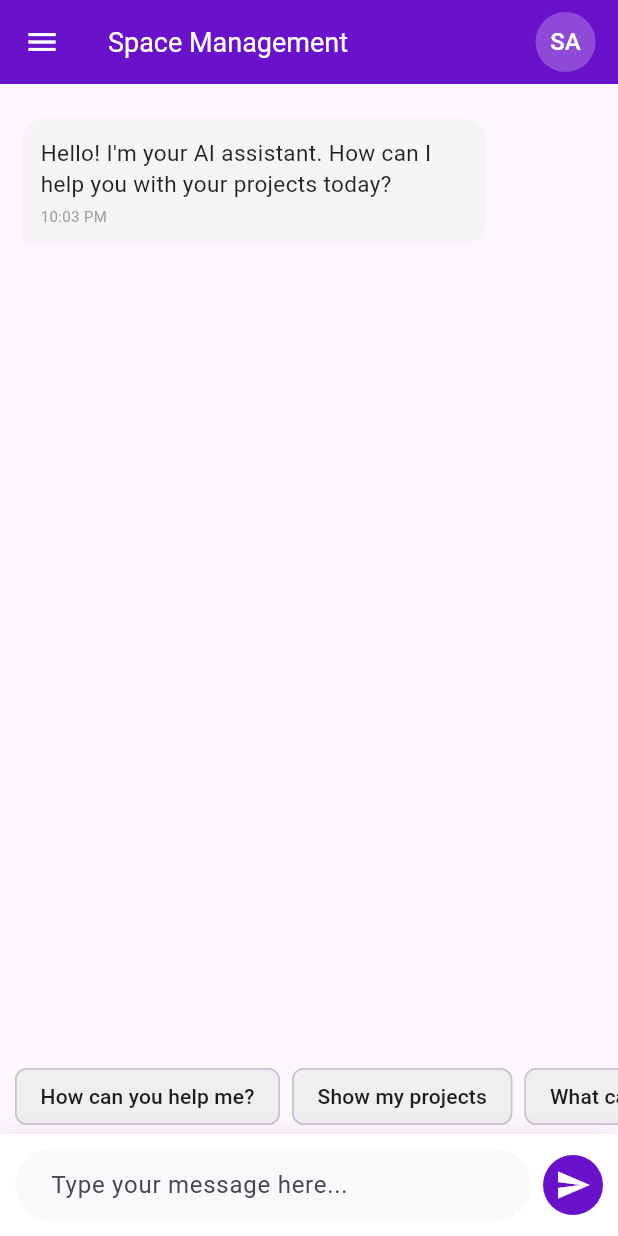
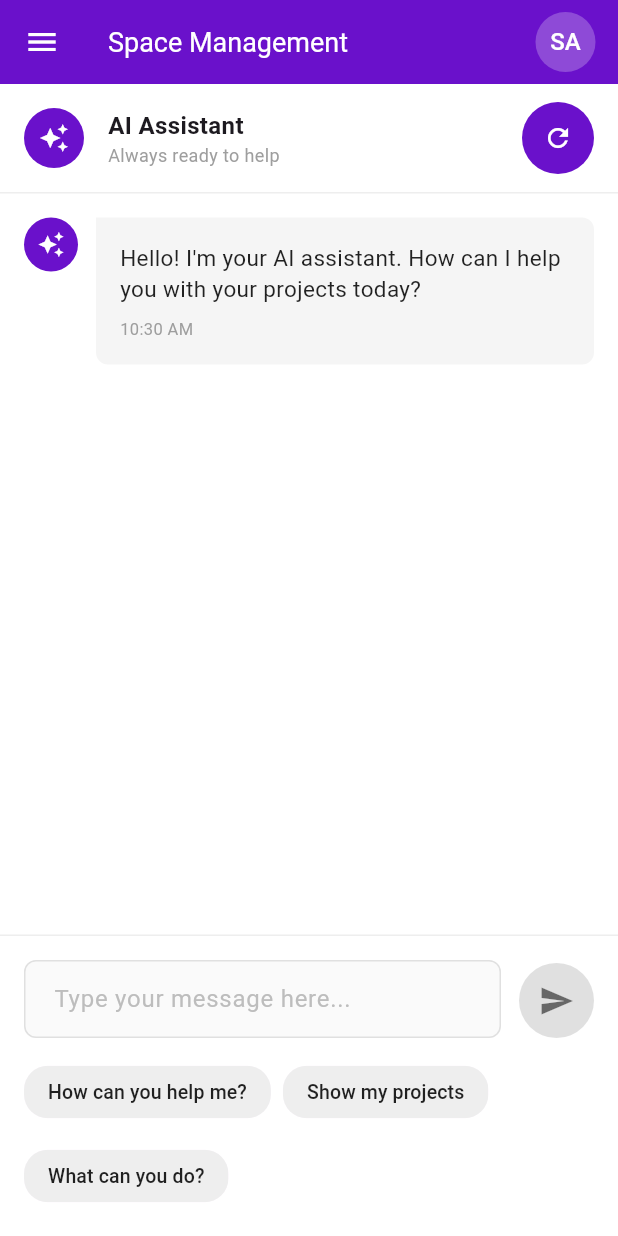
Before and after one commit to software-project-5-6/mobile, a Flutter app: the DashboardScreen screen opened directly, on a phone screen of 412 x 824 dp. Run offline on Flutter 3.47's test engine with Material 3 defaults, Android fonts, the phone set to English and light mode, and no system bars; our stand-ins replace file_picker, open_file; missing offline and left inert: amplify_auth_cognito, amplify_flutter; network calls fail.

Commit message:
Add AI Assistant feature

```diff
--- /dev/null
+++ b/lib/screens/ai_assistant_screen.dart
@@ -0,0 +1,448 @@
+import 'package:flutter/material.dart';
+import '../../services/project_service.dart';
+import '../../services/chat_service.dart';
+
+class AIAssistantScreen extends StatefulWidget {
+  const AIAssistantScreen({super.key});
+
+  @override
+  State<AIAssistantScreen> createState() => _AIAssistantScreenState();
+}
+
+class _AIAssistantScreenState extends State<AIAssistantScreen> {
+  final TextEditingController _messageController = TextEditingController();
+  final ScrollController _scrollController = ScrollController();
+  final FocusNode _focusNode = FocusNode();
+
+  // API Services
+  final ProjectService _projectService = ProjectService();
+  final ChatService _chatService = ChatService();
+
+  bool _isSending = false;
+  bool _isLoadingProjects = true;
+  String? _error;
+
+  // Project State
+  List<dynamic> _projects = [];
+  String? _selectedProjectId;
+
+  // Messages State
+  List<Map<String, dynamic>> _messages = [];
+
+  // Theme Colors matching your frontend gradients.primary
+  final Color primaryColor = const Color(0xFF6A11CB);
+
+  @override
+  void initState() {
+    super.initState();
+    _initChat();
+    _fetchProjects();
+  }
+
+  @override
+  void dispose() {
+    _messageController.dispose();
+    _scrollController.dispose();
+    _focusNode.dispose();
+    super.dispose();
+  }
+
+  void _initChat() {
+    setState(() {
+      _messages = [
+        {
+          "isUser": false,
+          "text": "Hello! I'm your AI assistant. How can I help you with your projects today?",
+          "time": DateTime.now(),
+        }
+      ];
+    });
+  }
+
+  Future<void> _fetchProjects() async {
+    try {
+      setState(() {
+        _isLoadingProjects = true;
+        _error = null;
+      });
+
+      final data = await _projectService.getAllProjects();
+
+      setState(() {
+        _projects = data;
+        // Leaving _selectedProjectId as null so "Current Project" placeholder shows
+        _selectedProjectId = null;
+        _isLoadingProjects = false;
+      });
+    } catch (e) {
+      setState(() {
+        _error = "Failed to load projects. Please try again later.";
+        _isLoadingProjects = false;
+      });
+    }
+  }
+
+  void _scrollToBottom() {
+    WidgetsBinding.instance.addPostFrameCallback((_) {
+      if (_scrollController.hasClients) {
+        _scrollController.animateTo(
+          _scrollController.position.maxScrollExtent,
+          duration: const Duration(milliseconds: 300),
+          curve: Curves.easeOut,
+        );
+      }
+    });
+  }
+
+  Future<void> _handleSendMessage([String? predefinedText]) async {
+    final text = predefinedText ?? _messageController.text.trim();
+    if (text.isEmpty || _isSending) return;
+
+    if (_selectedProjectId == null) {
+      setState(() => _error = "Please select a Current Project from the dropdown first.");
+      return;
+    }
+
+    setState(() {
+      _error = null;
+      _messages.add({
+        "isUser": true,
+        "text": text,
+        "time": DateTime.now(),
+      });
+      _isSending = true;
+      if (predefinedText == null) _messageController.clear();
+    });
+
+    _scrollToBottom();
+
+    try {
+      final response = await _chatService.askProject(
+        _selectedProjectId!,
+        {"question": text}
+      );
+
+      setState(() {
+        _messages.add({
+          "isUser": false,
+          "text": response['answer'] ?? "I couldn't process that. Please try again.",
+          "time": DateTime.now(),
+        });
+      });
+    } catch (e) {
+      setState(() => _error = "Failed to get AI response");
+    } finally {
+      setState(() => _isSending = false);
+      _scrollToBottom();
+    }
+  }
+
+  @override
+  Widget build(BuildContext context) {
+    return Scaffold(
+      backgroundColor: Colors.white,
+      body: Column(
+        children: [
+          _buildHeader(),
+          if (_error != null) _buildErrorBar(),
+          Expanded(
+            child: _isLoadingProjects
+                ? Center(child: CircularProgressIndicator(color: primaryColor))
+                : _buildMessageList(),
+          ),
+          if (_isSending) _buildTypingIndicator(),
+          _buildBottomInputArea(),
+        ],
+      ),
+    );
+  }
+
+  // --- 1. HEADER (Matches MUI Header) ---
+  Widget _buildHeader() {
+    return Container(
+      padding: const EdgeInsets.symmetric(horizontal: 16, vertical: 12),
+      decoration: BoxDecoration(
+        color: Colors.white,
+        border: Border(bottom: BorderSide(color: Colors.grey.shade200)),
+      ),
+      child: Row(
+        children: [
+          CircleAvatar(
+            radius: 20,
+            backgroundColor: primaryColor,
+            child: const Icon(Icons.auto_awesome, color: Colors.white, size: 20),
+          ),
+          const SizedBox(width: 16),
+          Expanded(
+            child: Column(
+              crossAxisAlignment: CrossAxisAlignment.start,
+              children: [
+                const Text("AI Assistant", style: TextStyle(fontWeight: FontWeight.bold, fontSize: 16)),
+                const Text("Always ready to help", style: TextStyle(color: Colors.grey, fontSize: 12)),
+              ],
+            ),
+          ),
+
+          // Dropdown (Matches MUI Select outlined style)
+          if (!_isLoadingProjects && _projects.isNotEmpty)
+            Container(
+              height: 36,
+              padding: const EdgeInsets.symmetric(horizontal: 12),
+              decoration: BoxDecoration(
+                border: Border.all(color: Colors.grey.shade300),
+                borderRadius: BorderRadius.circular(4),
+              ),
+              child: DropdownButtonHideUnderline(
+                child: DropdownButton<String>(
+                  value: _selectedProjectId,
+                  hint: const Text("Current Project", style: TextStyle(color: Colors.black54, fontSize: 14)),
+                  icon: const Icon(Icons.arrow_drop_down, color: Colors.black54),
+                  style: const TextStyle(fontSize: 14, color: Colors.black87),
+                  items: _projects.map((p) {
+                    final displayName = p['projectName'] ?? p['name'] ?? 'Unnamed Project';
+                    return DropdownMenuItem<String>(
+                      value: p['id'].toString(),
+                      child: Text(displayName),
+                    );
+                  }).toList(),
+                  onChanged: (val) => setState(() => _selectedProjectId = val),
+                ),
+              ),
+            ),
+
+          const SizedBox(width: 12),
+
+          // Refresh Button
+          Container(
+            decoration: BoxDecoration(
+              color: primaryColor,
+              shape: BoxShape.circle,
+            ),
+            child: IconButton(
+              icon: const Icon(Icons.refresh, color: Colors.white, size: 20),
+              onPressed: () {
+                _initChat();
+                _fetchProjects();
+              },
+            ),
+          ),
+        ],
+      ),
+    );
+  }
+
+  // --- 2. MESSAGE CHAT AREA (Matches MUI Paper Bubbles) ---
+  Widget _buildMessageList() {
+    return ListView.builder(
+      controller: _scrollController,
+      padding: const EdgeInsets.all(16),
+      itemCount: _messages.length,
+      itemBuilder: (context, index) {
+        final msg = _messages[index];
+        final isUser = msg['isUser'];
+
+        // Format time (e.g. "01:35 PM")
+        final DateTime time = msg['time'];
+        final hour = time.hour > 12 ? time.hour - 12 : (time.hour == 0 ? 12 : time.hour);
+        final amPm = time.hour >= 12 ? "PM" : "AM";
+        final timeString = "${hour.toString().padLeft(2, '0')}:${time.minute.toString().padLeft(2, '0')} $amPm";
+
+        return Padding(
+          padding: const EdgeInsets.only(bottom: 16),
+          child: Row(
+            mainAxisAlignment: isUser ? MainAxisAlignment.end : MainAxisAlignment.start,
+            crossAxisAlignment: CrossAxisAlignment.start,
+            children: [
+              if (!isUser) ...[
+                CircleAvatar(
+                  radius: 18,
+                  backgroundColor: primaryColor,
+                  child: const Icon(Icons.auto_awesome, color: Colors.white, size: 18),
+                ),
+                const SizedBox(width: 12),
+              ],
+
+              Flexible(
+                child: Container(
+                  padding: const EdgeInsets.all(16),
+                  decoration: BoxDecoration(
+                    color: isUser ? primaryColor : Colors.grey.shade100,
+                    borderRadius: BorderRadius.circular(8).copyWith(
+                      topLeft: isUser ? const Radius.circular(8) : Radius.zero,
+                      topRight: isUser ? Radius.zero : const Radius.circular(8),
+                    ),
+                  ),
+                  child: Column(
+                    crossAxisAlignment: CrossAxisAlignment.start,
+                    children: [
+                      Text(
+                        msg['text'],
+                        style: TextStyle(
+                          color: isUser ? Colors.white : Colors.black87,
+                          fontSize: 15,
+                        ),
+                      ),
+                      const SizedBox(height: 8),
+                      Text(
+                        timeString,
+                        style: TextStyle(
+                          color: isUser ? Colors.white70 : Colors.grey.shade500,
+                          fontSize: 11,
+                        ),
+                      ),
+                    ],
+                  ),
+                ),
+              ),
+
+              if (isUser) ...[
+                const SizedBox(width: 12),
+                CircleAvatar(
+                  radius: 18,
+                  backgroundColor: Colors.purple.shade300,
+                  child: const Text("U", style: TextStyle(color: Colors.white, fontWeight: FontWeight.bold)),
+                ),
+              ],
+            ],
+          ),
+        );
+      },
+    );
+  }
+
+  // --- 3. TYPING INDICATOR ---
+  Widget _buildTypingIndicator() {
+    return Padding(
+      padding: const EdgeInsets.only(left: 16, bottom: 16, right: 16),
+      child: Row(
+        crossAxisAlignment: CrossAxisAlignment.start,
+        children: [
+          CircleAvatar(
+            radius: 18,
+            backgroundColor: primaryColor,
+            child: const Icon(Icons.auto_awesome, color: Colors.white, size: 18),
+          ),
+          const SizedBox(width: 12),
+          Container(
+            padding: const EdgeInsets.symmetric(horizontal: 16, vertical: 16),
+            decoration: BoxDecoration(
+              color: Colors.grey.shade100,
+              borderRadius: BorderRadius.circular(8).copyWith(topLeft: Radius.zero),
+            ),
+            child: const Text("Typing...", style: TextStyle(fontSize: 14, color: Colors.grey, fontStyle: FontStyle.italic)),
+          ),
+        ],
+      ),
+    );
+  }
+
+  // --- 4. BOTTOM INPUT AREA (Matches MUI TextField & Chips) ---
+  Widget _buildBottomInputArea() {
+    return Container(
+      padding: const EdgeInsets.all(16),
+      decoration: BoxDecoration(
+        color: Colors.white,
+        border: Border(top: BorderSide(color: Colors.grey.shade200)),
+      ),
+      child: Column(
+        crossAxisAlignment: CrossAxisAlignment.start,
+        children: [
+          // Input Field and Send Button
+          Row(
+            crossAxisAlignment: CrossAxisAlignment.end,
+            children: [
+              Expanded(
+                child: TextField(
+                  controller: _messageController,
+                  focusNode: _focusNode,
+                  maxLines: 4,
+                  minLines: 1,
+                  enabled: !_isSending,
+                  decoration: InputDecoration(
+                    hintText: "Type your message here...",
+                    hintStyle: TextStyle(color: Colors.grey.shade400),
+                    contentPadding: const EdgeInsets.symmetric(horizontal: 16, vertical: 14),
+                    filled: true,
+                    fillColor: Colors.grey.shade50,
+                    border: OutlineInputBorder(
+                      borderRadius: BorderRadius.circular(8),
+                      borderSide: BorderSide(color: Colors.grey.shade300),
+                    ),
+                    enabledBorder: OutlineInputBorder(
+                      borderRadius: BorderRadius.circular(8),
+                      borderSide: BorderSide(color: Colors.grey.shade300),
+                    ),
+                    focusedBorder: OutlineInputBorder(
+                      borderRadius: BorderRadius.circular(8),
+                      borderSide: BorderSide(color: primaryColor),
+                    ),
+                  ),
+                  onSubmitted: (_) => _handleSendMessage(),
+                ),
+              ),
+              const SizedBox(width: 12),
+              Container(
+                height: 50,
+                width: 50,
+                decoration: BoxDecoration(
+                  color: Colors.grey.shade300, // Matches your web screenshot's send button color
+                  shape: BoxShape.circle,
+                ),
+                child: IconButton(
+                  icon: const Icon(Icons.send, color: Colors.black54),
+                  onPressed: _isSending ? null : () => _handleSendMessage(),
+                ),
+              ),
+            ],
+          ),
+
+          // Suggestion Chips (Only show when chat is new)
+          if (_messages.length == 1 && !_isLoadingProjects) ...[
+            const SizedBox(height: 12),
+            Wrap(
+              spacing: 8,
+              runSpacing: 8,
+              children: [
+                _buildChip("How can you help me?"),
+                _buildChip("Show my projects"),
+                _buildChip("What can you do?"),
+              ],
+            ),
+          ]
+        ],
+      ),
+    );
+  }
+
+  Widget _buildChip(String label) {
+    return ActionChip(
+      label: Text(label, style: const TextStyle(fontSize: 13, color: Colors.black87)),
+      backgroundColor: Colors.grey.shade200,
+      side: BorderSide.none,
+      shape: RoundedRectangleBorder(borderRadius: BorderRadius.circular(16)),
+      onPressed: () {
+        _messageController.text = label;
+        _focusNode.requestFocus();
+      },
+    );
+  }
+
+  Widget _buildErrorBar() {
+    return Container(
+      color: Colors.red.shade50,
+      width: double.infinity,
+      padding: const EdgeInsets.symmetric(vertical: 12, horizontal: 16),
+      child: Row(
+        children: [
+          const Icon(Icons.error_outline, color: Colors.red, size: 20),
+          const SizedBox(width: 12),
+          Expanded(child: Text(_error!, style: const TextStyle(color: Colors.red, fontSize: 14))),
+          GestureDetector(
+            onTap: () => setState(() => _error = null),
+            child: const Icon(Icons.close, color: Colors.red, size: 20),
+          ),
+        ],
+      ),
+    );
+  }
+}
--- a/lib/screens/dashboard_screen.dart
+++ b/lib/screens/dashboard_screen.dart
@@ -2,12 +2,10 @@ import 'package:flutter/material.dart';
 import 'package:amplify_flutter/amplify_flutter.dart';
 import '../services/auth_service.dart';
 import 'login_screen.dart';
-//import 'admin_projects_screen.dart';
-//import 'user_projects_view.dart';
 import 'projects_screen.dart';
+import 'ai_assistant_screen.dart';
 
 class DashboardScreen extends StatefulWidget {
-  // ADDED: This flag determines if the user sees Admin features or User features
   final bool isAdmin;
 
   const DashboardScreen({super.key, required this.isAdmin});
@@ -18,21 +16,11 @@ class DashboardScreen extends StatefulWidget {
 
 class _DashboardScreenState extends State<DashboardScreen> {
   int _currentIndex = 0; // 0 = Chat, 1 = Projects (For Users)
-  final TextEditingController _messageController = TextEditingController();
 
   // User details state variables
   String _userName = "Loading...";
   String _userEmail = "Loading...";
   String _userInitials = "U";
-
-  // Dummy Messages for the UI
-  final List<Map<String, dynamic>> _messages = [
-    {
-      "isUser": false,
-      "text": "Hello! I'm your AI assistant. How can I help you with your projects today?",
-      "time": "10:03 PM"
-    }
-  ];
 
   @override
   void initState() {
@@ -173,7 +161,6 @@ class _DashboardScreenState extends State<DashboardScreen> {
               onTap: () {
                 Navigator.pop(context); // Close Drawer
 
-                // BOOM! Now BOTH roles push to the exact same full-screen view!
                 Navigator.push(
                   context,
                   MaterialPageRoute(
@@ -218,124 +205,8 @@ class _DashboardScreenState extends State<DashboardScreen> {
       ),
 
       // --- BODY ---
-      body: _currentIndex == 0 ? _buildChatScreen() : _buildProjectsScreen(),
-    );
-  }
-
-  // --- AI CHAT SCREEN ---
-  Widget _buildChatScreen() {
-    return Column(
-      children: [
-        Expanded(
-          child: ListView.builder(
-            padding: const EdgeInsets.all(15),
-            itemCount: _messages.length,
-            itemBuilder: (context, index) {
-              final msg = _messages[index];
-              final isUser = msg['isUser'];
-
-              return Align(
-                alignment: isUser ? Alignment.centerRight : Alignment.centerLeft,
-                child: Container(
-                  margin: const EdgeInsets.symmetric(vertical: 8),
-                  padding: const EdgeInsets.all(12),
-                  constraints: BoxConstraints(maxWidth: MediaQuery.of(context).size.width * 0.75),
-                  decoration: BoxDecoration(
-                    color: isUser ? const Color(0xFF6A11CB) : const Color(0xFFF5F5F5),
-                    borderRadius: BorderRadius.only(
-                      topLeft: const Radius.circular(15),
-                      topRight: const Radius.circular(15),
-                      bottomLeft: isUser ? const Radius.circular(15) : Radius.zero,
-                      bottomRight: isUser ? Radius.zero : const Radius.circular(15),
-                    ),
-                  ),
-                  child: Column(
-                    crossAxisAlignment: CrossAxisAlignment.start,
-                    children: [
-                      Text(msg['text'], style: TextStyle(color: isUser ? Colors.white : Colors.black87, fontSize: 15)),
-                      const SizedBox(height: 4),
-                      Text(msg['time'], style: TextStyle(color: isUser ? Colors.white70 : Colors.grey, fontSize: 10)),
-                    ],
-                  ),
-                ),
-              );
-            },
-          ),
-        ),
-
-        if (_messages.length == 1)
-          SizedBox(
-            height: 50,
-            child: ListView(
-              scrollDirection: Axis.horizontal,
-              padding: const EdgeInsets.symmetric(horizontal: 10),
-              children: [
-                _buildSuggestionChip("How can you help me?"),
-                _buildSuggestionChip("Show my projects"),
-                _buildSuggestionChip("What can you do?"),
-              ],
-            ),
-          ),
-
-        Container(
-          padding: const EdgeInsets.all(10),
-          decoration: BoxDecoration(
-            color: Colors.white,
-            boxShadow: [BoxShadow(color: Colors.black.withOpacity(0.05), blurRadius: 10, offset: const Offset(0, -5))],
-          ),
-          child: Row(
-            children: [
-              Expanded(
-                child: TextField(
-                  controller: _messageController,
-                  decoration: InputDecoration(
-                    hintText: "Type your message here...",
-                    filled: true,
-                    fillColor: const Color(0xFFF8F9FA),
-                    border: OutlineInputBorder(borderRadius: BorderRadius.circular(30), borderSide: BorderSide.none),
-                    contentPadding: const EdgeInsets.symmetric(horizontal: 20, vertical: 10),
-                  ),
-                ),
-              ),
-              const SizedBox(width: 8),
-              CircleAvatar(
-                backgroundColor: const Color(0xFF6A11CB),
-                child: IconButton(
-                  icon: const Icon(Icons.send, color: Colors.white),
-                  onPressed: () {
-                    if (_messageController.text.isNotEmpty) {
-                      setState(() {
-                        _messages.add({"isUser": true, "text": _messageController.text, "time": "Now"});
-                        _messageController.clear();
-                      });
-                    }
-                  },
-                ),
-              ),
-            ],
-          ),
-        ),
-      ],
-    );
-  }
-
-  // --- PROJECTS SCREEN (For Regular Users Only) ---
-  Widget _buildProjectsScreen() {
-    return const ProjectsScreen(isAdmin: false);
-  }
-
-  Widget _buildSuggestionChip(String label) {
-    return Padding(
-      padding: const EdgeInsets.only(right: 8.0),
-      child: ActionChip(
-        label: Text(label),
-        backgroundColor: const Color(0xFFEFEFEF),
-        onPressed: () {
-          setState(() {
-             _messageController.text = label;
-          });
-        },
-      ),
+      // This checks the current index. If it is 0, it loads the new AI Assistant Screen!
+      body: _currentIndex == 0 ? const AIAssistantScreen() : const ProjectsScreen(isAdmin: false),
     );
   }
 
```
Also changed, not shown: lib/services/chat_service.dart (added, +17 -0 lines).
